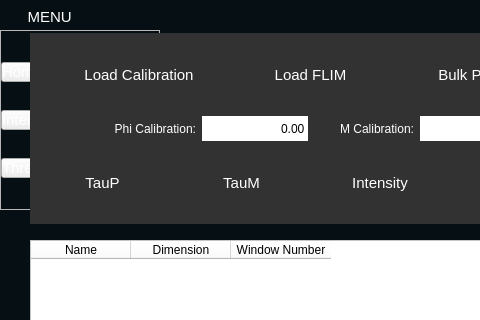
Qt form ui files/mainwindow.ui (LaboratoryOpticsBiosciences/FLUTE) before a commit; both pictures show x 0 to 480 and y 0 to 320 of the 1101 by 804 pixel window.
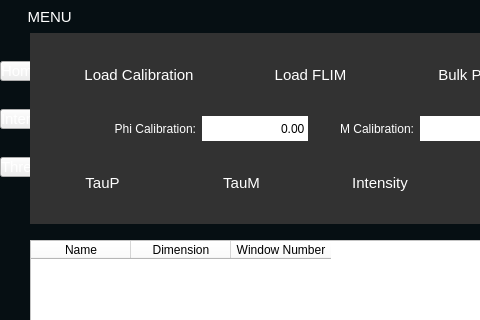
The same form after that commit. Icons and pictures are not drawn. Custom widgets are drawn as their Qt base class.

Commit message:
removed frame from main UI
on mac the main UI had a frame which I removed.

The edit to the form file:
```diff
--- a/ui files/mainwindow.ui
+++ b/ui files/mainwindow.ui
@@ -1095,7 +1095,7 @@
      </rect>
     </property>
     <property name="frameShape">
-     <enum>QFrame::StyledPanel</enum>
+     <enum>QFrame::NoFrame</enum>
     </property>
     <property name="frameShadow">
      <enum>QFrame::Raised</enum>
```
